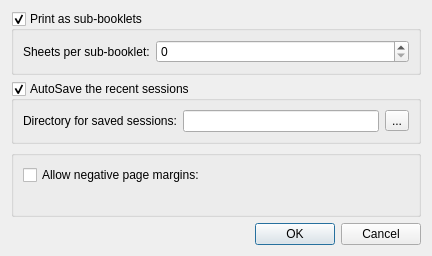
This is gui/configdialog/configdialog.ui in Boomaga/boomaga as Qt 5 draws it before an edit. The edited form follows.
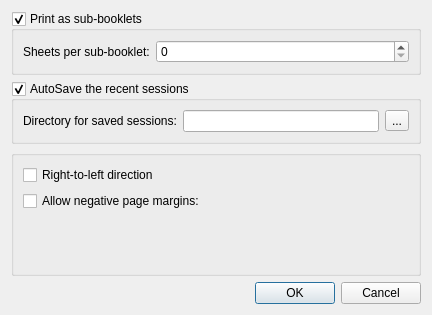
This is the edited form.

Commit message: Add "Right-To-Left" settings

```diff
--- a/gui/configdialog/configdialog.ui
+++ b/gui/configdialog/configdialog.ui
@@ -7,7 +7,7 @@
     <x>0</x>
     <y>0</y>
     <width>432</width>
-    <height>256</height>
+    <height>315</height>
    </rect>
   </property>
   <property name="windowTitle">
@@ -94,6 +94,16 @@
       <bool>true</bool>
      </property>
      <layout class="QVBoxLayout" name="verticalLayout_3">
+      <item>
+       <widget class="QCheckBox" name="rightToLeft">
+        <property name="text">
+         <string>Right-to-left direction</string>
+        </property>
+        <property name="tristate">
+         <bool>false</bool>
+        </property>
+       </widget>
+      </item>
       <item>
        <widget class="QCheckBox" name="negativeMargins">
         <property name="text">
```
The commit also changes 3 other files.
